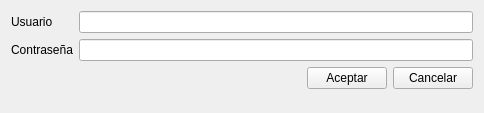
Before: the Qt Designer form ventanas/vtnIngresar.ui in leaLuque/FarmaciaCrisol, drawn with Qt 5.
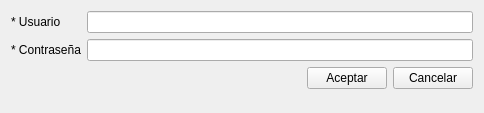
After: the same form once the commit is applied.

```diff
--- a/ventanas/vtnIngresar.ui
+++ b/ventanas/vtnIngresar.ui
@@ -20,7 +20,7 @@
    <item row="0" column="0">
     <widget class="QLabel" name="label">
      <property name="text">
-      <string>Usuario</string>
+      <string>* Usuario</string>
      </property>
     </widget>
    </item>
@@ -30,7 +30,7 @@
    <item row="1" column="0">
     <widget class="QLabel" name="label_2">
      <property name="text">
-      <string>Contraseña</string>
+      <string>* Contraseña</string>
      </property>
     </widget>
    </item>
```
